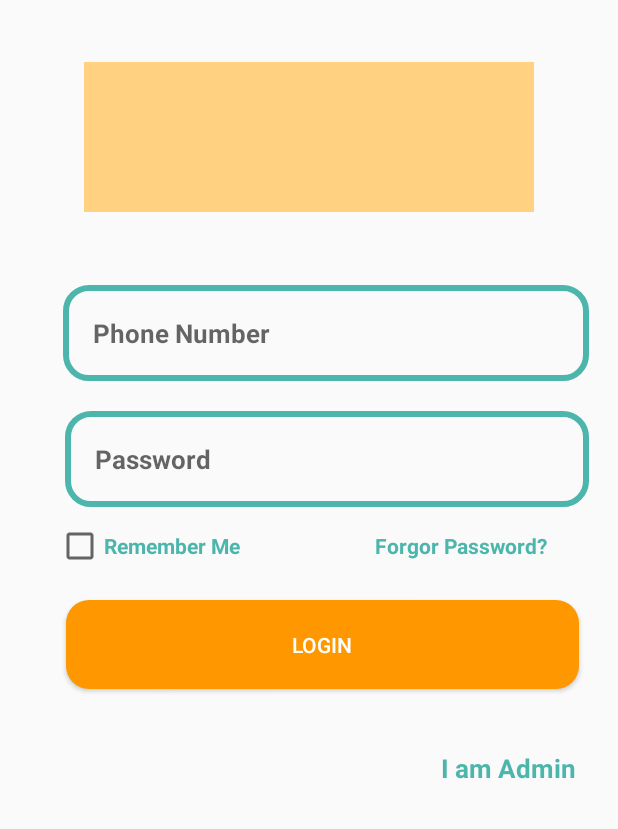
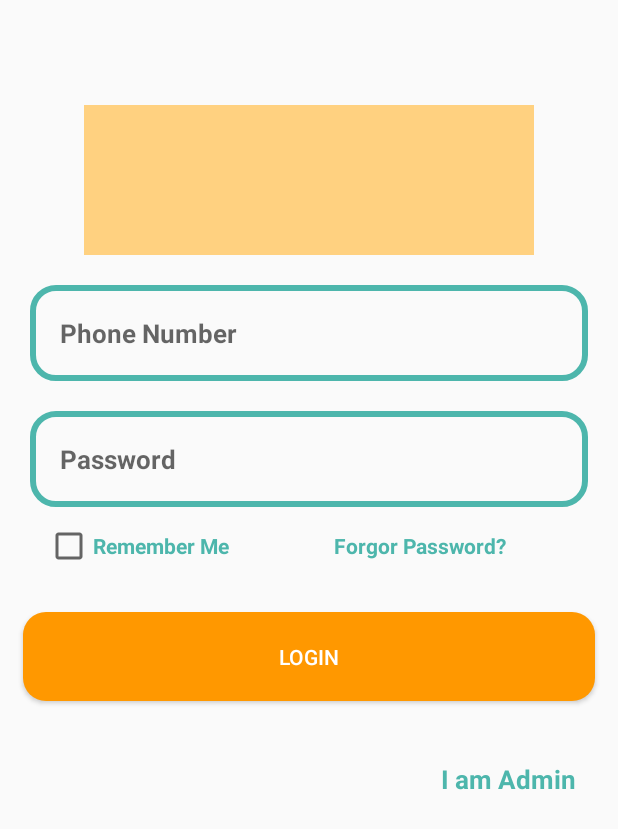
Before and after one commit to LuvJaiswal/EcommerceApp, an Android app: the LoginActivity screen opened directly, with no data from a screen before it, on a phone screen of 412 x 824 dp. Shown: the top 829 px of the screen. Run offline under Robolectric (Android 15) with nearby library versions, the phone set to English and light mode, and no system bars; our stand-ins replace Firebase (no records; nobody signed in at launch, a user with empty details on screens opened directly); libraries missing offline, so code that uses them is left out: io.paperdb; 1 statement that could not run was skipped.

Commit message:
Designs maintained

```diff
--- a/app/src/main/java/com/example/ecommerceapp/HomeActivity.java
+++ b/app/src/main/java/com/example/ecommerceapp/HomeActivity.java
@@ -6,6 +6,8 @@ import android.content.Intent;
 import android.os.Bundle;
 import android.view.View;
 import android.widget.Button;
+
+import io.paperdb.Paper;
 
 public class HomeActivity extends AppCompatActivity {
 
@@ -22,6 +24,8 @@ public class HomeActivity extends AppCompatActivity {
         LogoutBtn.setOnClickListener(new View.OnClickListener() {
             @Override
             public void onClick(View v) {
+
+                Paper.book().destroy();
                 Intent intent = new Intent(HomeActivity.this,MainActivity.class);
                 startActivity(intent);
             }
--- a/app/src/main/java/com/example/ecommerceapp/MainActivity.java
+++ b/app/src/main/java/com/example/ecommerceapp/MainActivity.java
@@ -91,7 +91,7 @@ public class MainActivity extends AppCompatActivity {
                     {
                         if(usersData.getPassword().equals(password))
                         {
-                            Toast.makeText(MainActivity.this, "Logged in Successfully...", Toast.LENGTH_SHORT).show();
+                            Toast.makeText(MainActivity.this, "Please wait,You are already logged in...", Toast.LENGTH_SHORT).show();
                             loadingBar.dismiss();
 
                             Intent intent = new Intent(MainActivity.this,HomeActivity.class);
--- a/app/src/main/res/layout/activity_login.xml
+++ b/app/src/main/res/layout/activity_login.xml
@@ -11,46 +11,37 @@
         android:id="@+id/login_logo"
         android:layout_width="300dp"
         android:layout_height="100dp"
+        android:layout_marginLeft="15dp"
+        android:layout_marginRight="15dp"
         android:layout_alignParentTop="true"
         android:layout_centerHorizontal="true"
         android:src="@color/colorAccent"
-        android:layout_marginTop="41dp" />
+        android:layout_marginTop="70dp" />
 
     <EditText
         android:id="@+id/login_phone"
-        android:layout_width="wrap_content"
+        android:layout_width="match_parent"
         android:layout_height="wrap_content"
-        android:layout_below="@+id/login_logo"
-        android:layout_alignParentStart="true"
-        android:layout_alignParentTop="true"
-        android:layout_alignParentEnd="true"
-        android:layout_marginStart="42dp"
-        android:layout_marginLeft="15dp"
-        android:layout_marginTop="190dp"
-        android:layout_marginEnd="19dp"
-        android:layout_marginRight="15dp"
+        android:layout_below="@id/login_logo"
+        android:layout_marginTop="20dp"
+        android:padding="20dp"
+        android:layout_marginRight="20dp"
+        android:layout_marginLeft="20dp"
         android:background="@drawable/input_design"
         android:hint="Phone Number"
         android:inputType="number"
         android:textColor="@color/colorPrimaryDark"
         android:textStyle="bold"
-        android:padding="20dp"
         android:textSize="17sp" />
 
     <EditText
         android:id="@+id/login_password"
-        android:layout_width="wrap_content"
+        android:layout_width="match_parent"
         android:layout_height="wrap_content"
         android:layout_below="@+id/login_phone"
-        android:layout_alignParentStart="true"
-        android:layout_alignParentTop="true"
-        android:layout_alignParentEnd="true"
-        android:layout_centerHorizontal="true"
-        android:layout_marginStart="43dp"
-        android:layout_marginLeft="15dp"
-        android:layout_marginTop="274dp"
-        android:layout_marginEnd="19dp"
-        android:layout_marginRight="15dp"
+        android:layout_marginTop="20dp"
+        android:layout_marginRight="20dp"
+        android:layout_marginLeft="20dp"
         android:background="@drawable/input_design"
         android:hint="Password"
         android:inputType="textPassword"
@@ -72,7 +63,7 @@
             android:id="@+id/ChkBox"
             android:layout_width="wrap_content"
             android:layout_height="wrap_content"
-            android:layout_marginLeft="37dp"
+            android:layout_marginLeft="30dp"
             android:textStyle="bold"
             android:textColor="@color/colorPrimaryDark"
             android:text="Remember Me">
@@ -81,7 +72,7 @@
         <TextView
             android:layout_width="wrap_content"
             android:layout_height="wrap_content"
-            android:layout_marginLeft="90dp"
+            android:layout_marginLeft="70dp"
             android:text="Forgor Password?"
             android:textColor="@color/colorPrimaryDark"
             android:textStyle="bold" />
@@ -89,12 +80,10 @@
 
     <Button
         android:id="@+id/LoginBtn"
-        android:layout_width="342dp"
+        android:layout_width="match_parent"
         android:layout_height="wrap_content"
-        android:layout_alignParentStart="true"
-        android:layout_centerHorizontal="true"
-        android:layout_marginStart="44dp"
-        android:layout_marginTop="400dp"
+        android:layout_below="@+id/login_password"
+        android:layout_marginTop="70dp"
         android:layout_marginRight="15dp"
         android:layout_marginLeft="15dp"
         android:background="@drawable/buttons"
@@ -108,7 +97,8 @@
         android:layout_height="wrap_content"
         android:layout_alignParentLeft="true"
         android:layout_marginLeft="294dp"
-        android:layout_marginTop="500dp"
+        android:layout_below="@id/LoginBtn"
+       android:layout_marginTop="40dp"
         android:text="I am Admin"
         android:textColor="@color/colorPrimaryDark"
         android:textSize="17sp"
@@ -118,9 +108,8 @@
         android:id="@+id/tv_not_Admin"
         android:layout_width="wrap_content"
         android:layout_height="wrap_content"
-        android:layout_alignParentLeft="true"
-        android:layout_marginLeft="50dp"
-        android:layout_marginTop="500dp"
+        android:layout_below="@+id/LoginBtn"
+        android:layout_marginTop="40dp"
         android:text="I am not Admin"
         android:textColor="@color/colorPrimaryDark"
         android:textSize="17sp"
```
Also changed, not shown: app/src/main/res/layout/activity_main.xml (+17 -26 lines).
